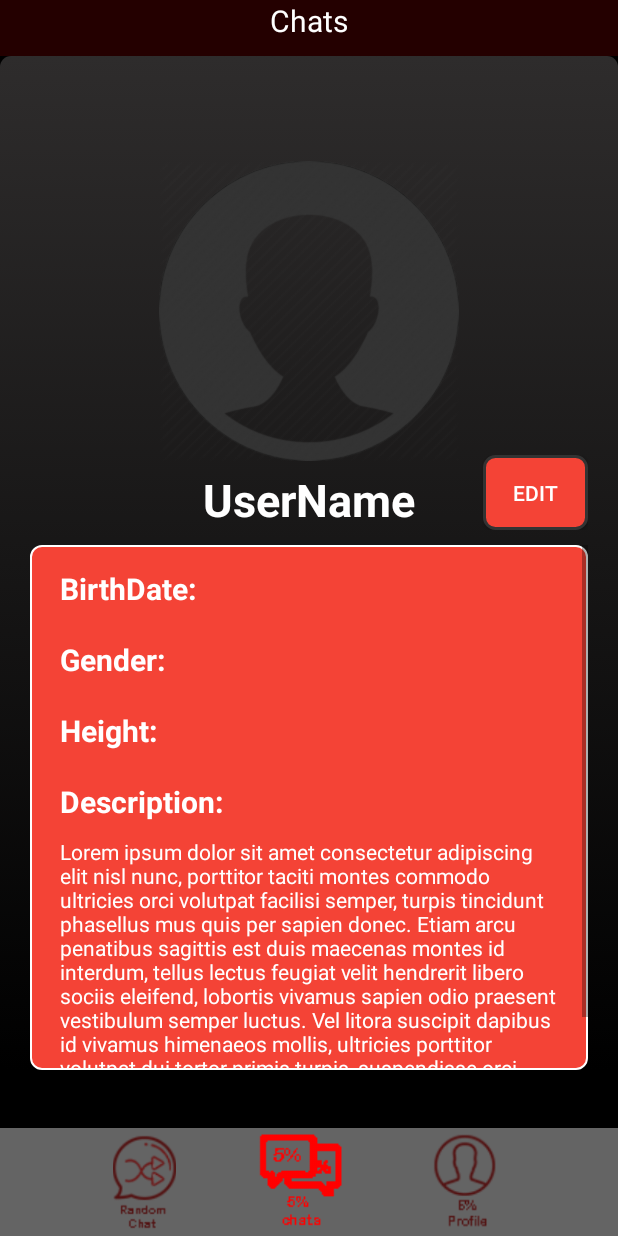
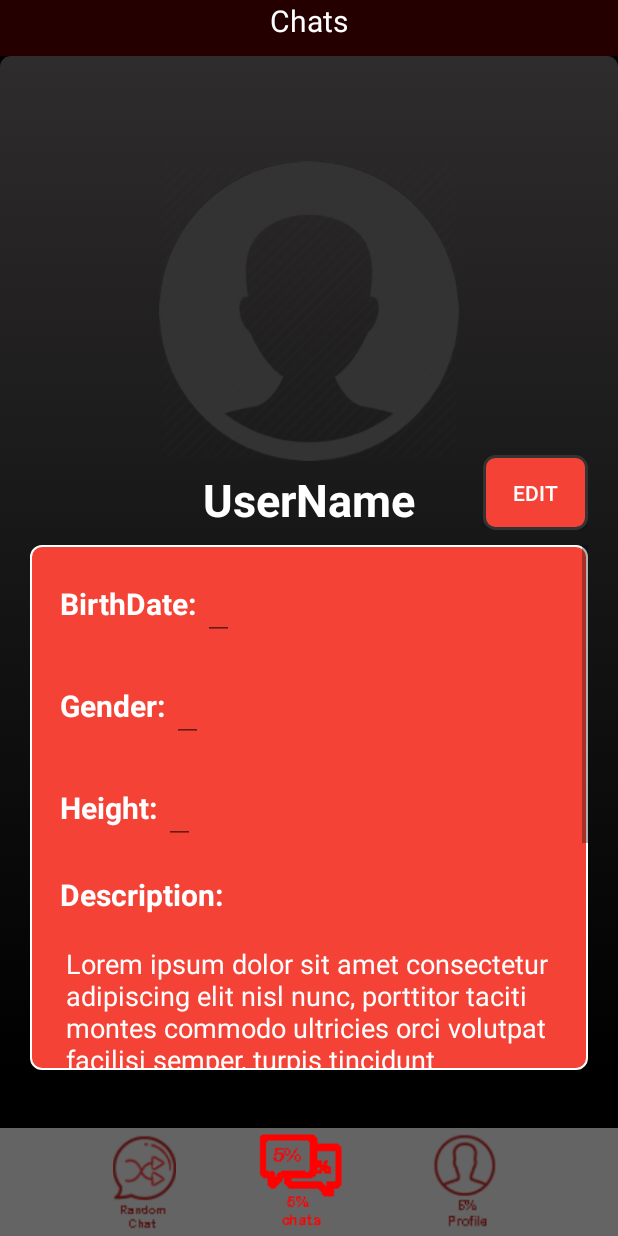
Before and after one commit to NeilTorrero/AndroidSocialNetwork, an Android app: the fragment ProfileFragment placed in its activity, on a phone screen of 412 x 824 dp. Run offline under Robolectric (Android 15) with nearby library versions, the phone set to English and light mode, and no system bars; libraries missing offline, so code that uses them is left out: hani.momanii.supernova_emoji_library.

Commit message:
#13 feat: Created the method to hide a user attribute

```diff
--- a/app/src/main/java/com/example/androidsocialnetwork/Fragments/ChatListFragment.java
+++ b/app/src/main/java/com/example/androidsocialnetwork/Fragments/ChatListFragment.java
@@ -14,12 +14,17 @@ public class ChatListFragment extends ListFragment {
     public void onCreate (Bundle savedInstance) {
         super.onCreate(savedInstance);
         chats = new ArrayList<>();
+
+        //TODO: Aqui se llamaria a una funcion de retrofit que adquiriria todos los chats que un usuario tiene abiertos
         chats.add(new Chat("Javatos","LoOp"));
         chats.add(new Chat("Jajajas","Loop"));
         chats.add(new Chat("Hula","LoOp"));
         chats.add(new Chat("Jijiji","Loop"));
         chats.add(new Chat("jajaja","loop"));
         chats.add (new Chat ("Hoala","Loop"));
+
+
+
         ArrayAdapter <Chat> chatArrayAdapter = new ChatAdapter(getActivity(),this.getContext(),chats);
         setListAdapter(chatArrayAdapter);
     }
--- a/app/src/main/java/com/example/androidsocialnetwork/Fragments/ProfileFragment.java
+++ b/app/src/main/java/com/example/androidsocialnetwork/Fragments/ProfileFragment.java
@@ -9,6 +9,7 @@ import android.view.LayoutInflater;
 import android.view.View;
 import android.view.ViewGroup;
 import android.widget.Button;
+import android.widget.EditText;
 import android.widget.TextView;
 
 import com.example.androidsocialnetwork.R;
@@ -16,11 +17,14 @@ import com.example.androidsocialnetwork.R;
 import org.w3c.dom.Text;
 
 public class ProfileFragment extends Fragment {
-
-    private TextView userDescription;
-    private TextView userHeight;
-    private TextView userBirthDate;
-    private TextView userGender;
+    private TextView userHeightText;
+    private TextView userBirthDateText;
+    private TextView userGenderText;
+    private EditText userDescription;
+    private EditText userHeight;
+    private EditText userBirthDate;
+    private EditText userGender;
+    private TextView username;
     private Button btnEdit;
 
     @Override
@@ -32,7 +36,8 @@ public class ProfileFragment extends Fragment {
     public View onCreateView (LayoutInflater inflater, ViewGroup container, Bundle savedInstanceState)  {
         View v = inflater.inflate(R.layout.activity_profile,container,false);
 
-        userBirthDate = (TextView) v.findViewById(R.id.birthDate);
+        username =  v.findViewById(R.id.userName);
+        userBirthDate = v.findViewById(R.id.birthDate);
         userBirthDate.addTextChangedListener(new TextWatcher() {
             @Override
             public void beforeTextChanged(CharSequence s, int start, int count, int after) {
@@ -49,7 +54,8 @@ public class ProfileFragment extends Fragment {
 
             }
         });
-        userHeight = (TextView) v.findViewById(R.id.heightValue);
+        userBirthDateText = v.findViewById(R.id.birthDateText);
+        userHeight =  v.findViewById(R.id.heightValue);
         userHeight.addTextChangedListener(new TextWatcher() {
             @Override
             public void beforeTextChanged(CharSequence s, int start, int count, int after) {
@@ -66,7 +72,10 @@ public class ProfileFragment extends Fragment {
 
             }
         });
-        userGender = (TextView) v.findViewById(R.id.genderValue);
+        userHeightText = v.findViewById(R.id.heightValueText);
+
+
+        userGender =  v.findViewById(R.id.genderValue);
         userGender.addTextChangedListener(new TextWatcher() {
             @Override
             public void beforeTextChanged(CharSequence s, int start, int count, int after) {
@@ -83,7 +92,7 @@ public class ProfileFragment extends Fragment {
 
             }
         });
-        userDescription = (TextView) v.findViewById(R.id.description);
+        userDescription = v.findViewById(R.id.description);
         userDescription.addTextChangedListener(new TextWatcher() {
             @Override
             public void beforeTextChanged(CharSequence s, int start, int count, int after) {
@@ -107,13 +116,41 @@ public class ProfileFragment extends Fragment {
             public void onClick(View v) {
 
                if (btnEdit.getText().equals("Edit")) {
+                   //TODO: Si cambia el nombre del usuario cambiar tambien en la plataforma
                    btnEdit.setText("Done");
                } else {
                    btnEdit.setText("Edit");
+
                }
             }
         });
 
+
         return v;
     }
+
+    //TODO: Este metodo será llamado cuando no se quiera mostrar un campo en concreto, por ejemplo cuando haya 0kg (leer condiciones)
+    /*
+         Opcion:
+         -0:BirthDate
+         -1:Gender
+         -2:Height
+
+     */
+    public void hideValue (int option) {
+        switch (option) {
+            case 0:
+                userBirthDate.setVisibility(View.GONE);
+                userBirthDateText.setVisibility(View.GONE);
+                break;
+            case 1:
+                userGender.setVisibility(View.GONE);
+                userGenderText.setVisibility(View.GONE);
+                break;
+            case 2:
+                userHeight.setVisibility(View.GONE);
+                userHeightText.setVisibility(View.GONE);
+                break;
+        }
+    }
 }
--- a/app/src/main/res/layout/activity_profile.xml
+++ b/app/src/main/res/layout/activity_profile.xml
@@ -46,8 +46,10 @@
                     android:layout_marginTop="5dp"
                     android:text="UserName"
                     android:textColor="@color/colorWhite"
+                    android:focusable="false"
                     android:textSize="30dp"
-                    android:textStyle="bold" />
+                    android:textStyle="bold"
+                    android:editable="false"/>
             </LinearLayout>
 
             <LinearLayout
@@ -94,9 +96,11 @@
                 android:layout_marginRight="20dp"
                 android:layout_marginBottom="15dp"
                 android:orientation="vertical">
-
+                <LinearLayout
+                    android:layout_width="match_parent"
+                    android:layout_height="wrap_content">
                 <TextView
-                    android:id="@+id/birthDate"
+                    android:id="@+id/birthDateText"
                     android:layout_width="wrap_content"
                     android:layout_height="wrap_content"
                     android:layout_marginTop="10dp"
@@ -105,9 +109,23 @@
                     android:text="BirthDate: "
                     android:textSize="20dp"
                     android:textStyle="bold" />
+                <EditText
+                    android:id="@+id/birthDate"
+                    android:layout_width="wrap_content"
+                    android:layout_height="wrap_content"
+                    android:layout_marginTop="10dp"
+                    android:layout_marginBottom="10dp"
+                    android:textColor="@color/colorWhite"
 
+                    android:textSize="20dp"
+                    android:textStyle="bold" />
+                </LinearLayout>
+
+                <LinearLayout
+                    android:layout_width="match_parent"
+                    android:layout_height="wrap_content">
                 <TextView
-                    android:id="@+id/genderValue"
+                    android:id="@+id/genderValueText"
                     android:layout_width="wrap_content"
                     android:layout_height="wrap_content"
                     android:textColor="@color/colorWhite"
@@ -117,8 +135,23 @@
                     android:textSize="20dp"
                     android:textStyle="bold" />
 
+                <EditText
+                    android:id="@+id/genderValue"
+                    android:layout_width="wrap_content"
+                    android:layout_height="wrap_content"
+                    android:textColor="@color/colorWhite"
+                    android:layout_marginTop="10dp"
+                    android:layout_marginBottom="10dp"
+
+                    android:textSize="20dp"
+                    android:textStyle="bold" />
+                </LinearLayout>
+
+                <LinearLayout
+                    android:layout_width="match_parent"
+                    android:layout_height="wrap_content">
                 <TextView
-                    android:id="@+id/heightValue"
+                    android:id="@+id/heightValueText"
                     android:layout_width="wrap_content"
                     android:layout_height="wrap_content"
                     android:textColor="@color/colorWhite"
@@ -127,6 +160,16 @@
                     android:text="Height: "
                     android:textSize="20dp"
                     android:textStyle="bold" />
+                <EditText
+                    android:id="@+id/heightValue"
+                    android:layout_width="wrap_content"
+                    android:layout_height="wrap_content"
+                    android:textColor="@color/colorWhite"
+                    android:layout_marginTop="10dp"
+                    android:layout_marginBottom="10dp"
+                    android:textSize="20dp"
+                    android:textStyle="bold" />
+                </LinearLayout>
 
                 <TextView
                     android:layout_width="wrap_content"
@@ -138,7 +181,7 @@
                     android:textSize="20dp"
                     android:textStyle="bold" />
 
-                <TextView
+                <EditText
                     android:id="@+id/description"
                     android:textColor="@color/colorWhite"
                     android:layout_width="wrap_content"
```
